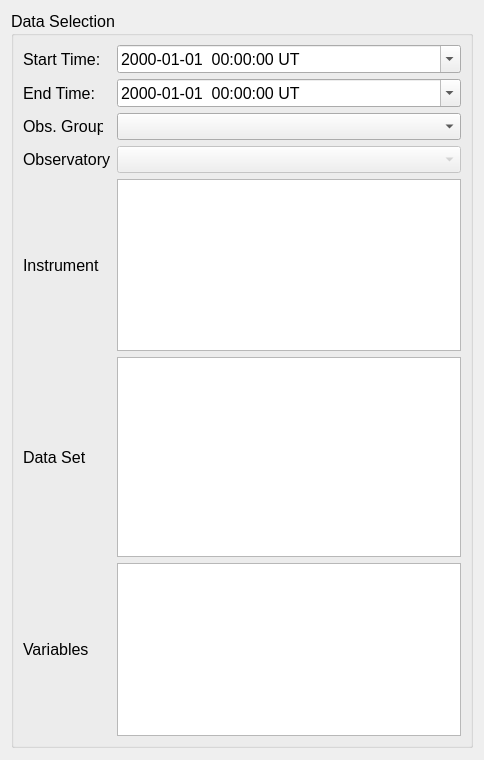
First picture: the form in ghost-kit/CDAweb/ui/ScInfoPropWidget.ui, repository ghost-kit/GHOST, before the edit.
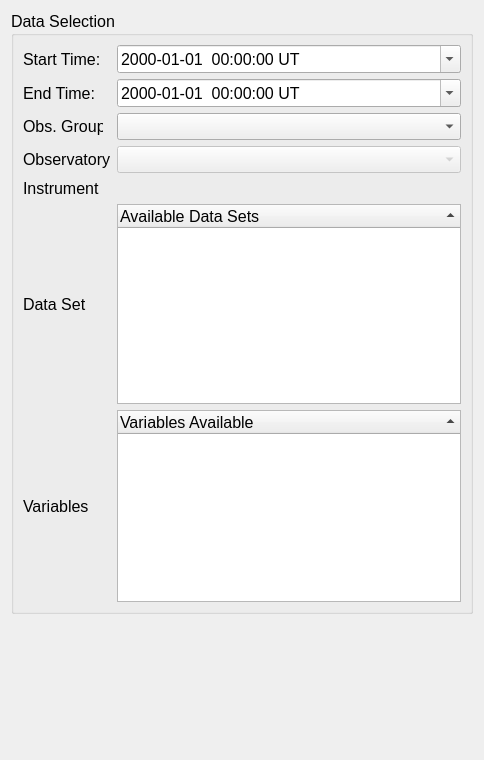
Second picture: the form after the edit. Custom widgets are drawn as their Qt base class.

Commit message: Still working on the selection panels...

Patch:
```diff
--- a/ghost-kit/CDAweb/ui/ScInfoPropWidget.ui
+++ b/ghost-kit/CDAweb/ui/ScInfoPropWidget.ui
@@ -169,27 +169,8 @@
         </property>
        </widget>
       </item>
-      <item row="4" column="2">
-       <widget class="pqTreeView" name="Instruments">
-        <property name="minimumSize">
-         <size>
-          <width>265</width>
-          <height>165</height>
-         </size>
-        </property>
-        <property name="lineWidth">
-         <number>0</number>
-        </property>
-        <property name="alternatingRowColors">
-         <bool>true</bool>
-        </property>
-        <property name="selectionBehavior">
-         <enum>QAbstractItemView::SelectRows</enum>
-        </property>
-       </widget>
-      </item>
       <item row="5" column="2">
-       <widget class="pqTreeView" name="DataSet">
+       <widget class="pqTreeWidget" name="DataSet">
         <property name="minimumSize">
          <size>
           <width>265</width>
@@ -220,10 +201,15 @@
         <property name="wordWrap">
          <bool>false</bool>
         </property>
+        <column>
+         <property name="text">
+          <string>Available Data Sets</string>
+         </property>
+        </column>
        </widget>
       </item>
       <item row="7" column="2">
-       <widget class="pqTreeView" name="Variables">
+       <widget class="pqTreeWidget" name="Variables">
         <property name="minimumSize">
          <size>
           <width>265</width>
@@ -242,8 +228,16 @@
         <property name="animated">
          <bool>true</bool>
         </property>
+        <column>
+         <property name="text">
+          <string>Variables Available</string>
+         </property>
+        </column>
        </widget>
       </item>
+      <item row="4" column="2">
+       <widget class="pqSelectionInspectorPanel" name="Instruments" native="true"/>
+      </item>
      </layout>
      <zorder>Group</zorder>
      <zorder>Observatory</zorder>
@@ -265,9 +259,15 @@
  </widget>
  <customwidgets>
   <customwidget>
-   <class>pqTreeView</class>
-   <extends>QTreeView</extends>
-   <header location="global">pqTreeView.h</header>
+   <class>pqTreeWidget</class>
+   <extends>QTreeWidget</extends>
+   <header location="global">pqTreeWidget.h</header>
+  </customwidget>
+  <customwidget>
+   <class>pqSelectionInspectorPanel</class>
+   <extends>QWidget</extends>
+   <header location="global">pqSelectionInspectorPanel.h</header>
+   <container>1</container>
   </customwidget>
  </customwidgets>
  <resources/>
```
Left out of the diff: 36 changed lines with no effect on the pictures. The commit also changes 1 other file.
